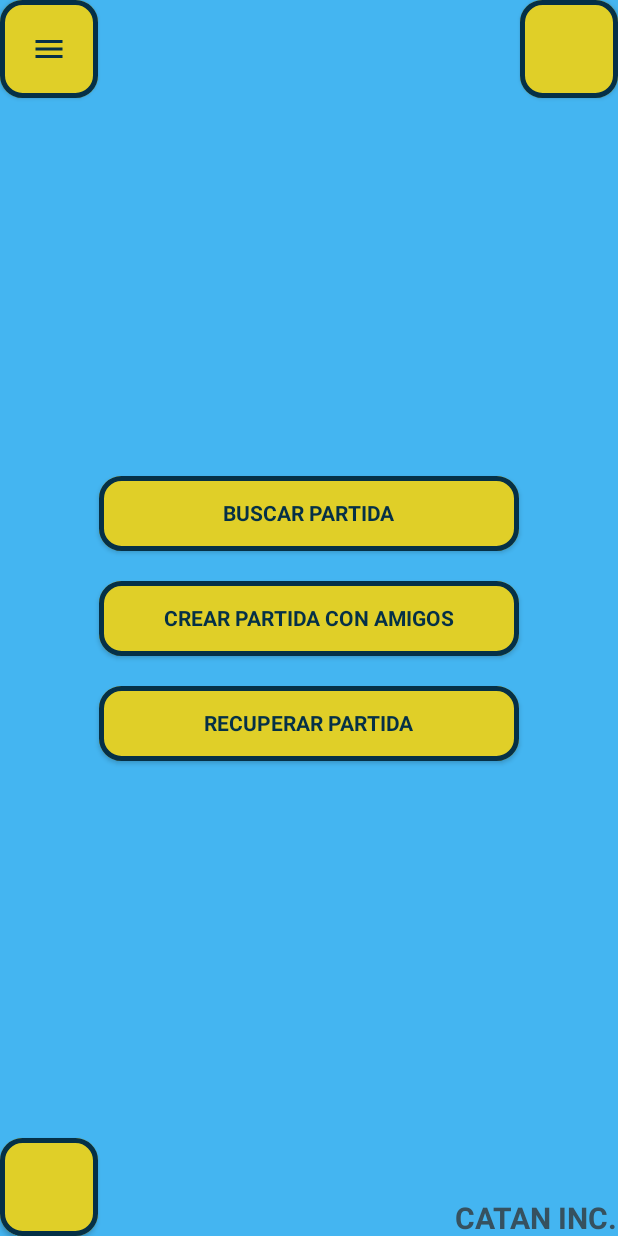
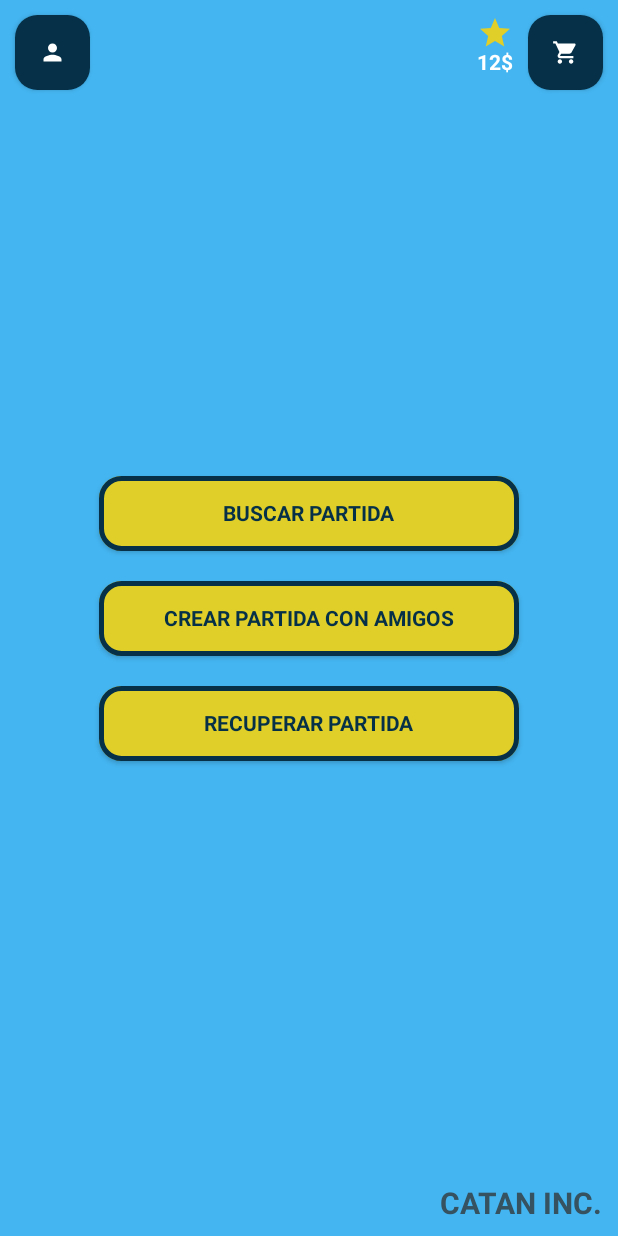
Before and after one commit to UNIZAR-30226-2023-06/android-kotlin, an Android app built with Jetpack Compose: the HomePage screen opened through its navigation route, on a phone screen of 412 x 824 dp. Run offline under Robolectric (Android 15) with nearby library versions, the light colour scheme and no system bars.

Commit message:
pantalla home y desplegable

```diff
--- a/app/src/main/java/com/example/mycatan/Home.kt
+++ b/app/src/main/java/com/example/mycatan/Home.kt
@@ -12,6 +12,9 @@ import androidx.compose.foundation.text.KeyboardOptions
 import androidx.compose.material.*
 import androidx.compose.material.icons.Icons
 import androidx.compose.material.icons.filled.Menu
+import androidx.compose.material.icons.filled.Person
+import androidx.compose.material.icons.filled.ShoppingCart
+import androidx.compose.material.icons.filled.Star
 import androidx.compose.runtime.*
 import androidx.compose.ui.Alignment
 import androidx.compose.ui.Modifier
@@ -37,7 +40,8 @@ fun HomePage(navController: NavHostController) {
 
     Box(modifier = Modifier
         .fillMaxSize()
-        .background(color = AzulClaro))
+        .background(color = AzulClaro)
+        .padding(10.dp, 10.dp, 10.dp, 10.dp))
     {
 
         //boton perfil
@@ -45,21 +49,21 @@ fun HomePage(navController: NavHostController) {
             onClick = { menuVisible =! menuVisible },
             modifier = Modifier
                 .align(Alignment.TopStart)
-                .width(65.dp)
-                .height(65.dp)
-                .border(
-                    width = 3.dp,
-                    color = AzulOscuro,
-                    shape = RoundedCornerShape(15.dp)
-                ),
+                .width(50.dp)
+                .height(50.dp),
                 //maybe padding o algo para que no  quede tan a a la  esquina
 
             shape = RoundedCornerShape(15.dp),
-            colors = ButtonDefaults.buttonColors(backgroundColor = Amarillo)
+            colors = ButtonDefaults.buttonColors(backgroundColor = AzulOscuro)
 
         ) {
             //imagen|icono
-            Icon(imageVector = Icons.Default.Menu, contentDescription = null, tint = AzulOscuro)
+            Icon(imageVector = Icons.Default.Person,
+                contentDescription = null,
+                tint = Blanco,
+                modifier = Modifier.width(50.dp)
+                    .height(50.dp)
+            )
 
         }
 
@@ -74,32 +78,55 @@ fun HomePage(navController: NavHostController) {
             )
         }
 
+        Box(
+            modifier = Modifier.fillMaxSize(),
+            contentAlignment = Alignment.TopEnd
+        ) {
+            Row(){
+                Column(){
+
+                    Icon(imageVector = Icons.Default.Star,
+                        contentDescription = null,
+                        tint = Amarillo)
+
+                    Text(
+                        text = "12$",
+                        style = TextStyle(
+                            color = Blanco,
+                            fontWeight = FontWeight.Bold
+                        )
+                    )
+                }
+
+                Spacer(modifier = Modifier.width(10.dp))
                 //boton tienda
                 Button(
                     onClick = { /*dirigira a la tienda */ },
                     modifier = Modifier
-                .align(Alignment.TopEnd )
-                .width(65.dp)
-                .height(65.dp)
-                .border(
-                    width = 3.dp,
-                    color = AzulOscuro,
-                    shape = RoundedCornerShape(15.dp)
-                ),
+                        .width(50.dp)
+                        .height(50.dp),
                     //maybe padding o algo para que no  quede tan a a la  esquina
 
                     shape = RoundedCornerShape(15.dp),
-            colors = ButtonDefaults.buttonColors(backgroundColor = Amarillo)
+                    colors = ButtonDefaults.buttonColors(backgroundColor = AzulOscuro)
 
                 ) {
                     //imagen|icono
+                    Icon(imageVector = Icons.Default.ShoppingCart,
+                        contentDescription = null,
+                        tint = Blanco,
+                        modifier = Modifier.width(50.dp)
+                            .height(50.dp))
 
+                }
+            }
 
         }
 
+
         //boton amigos
-        Button(
-            onClick = { /* cosas de los amigos*/ },
+        /*Button(
+            onClick = {  cosas de los amigos },
             modifier = Modifier
                 .align(Alignment.BottomStart )
                 .width(65.dp)
@@ -116,9 +143,7 @@ fun HomePage(navController: NavHostController) {
 
         ) {
             //imagen|icono
-
-
-        }
+        }*/
 
 
         Column(
--- a/app/src/main/java/com/example/mycatan/ui/theme/Color.kt
+++ b/app/src/main/java/com/example/mycatan/ui/theme/Color.kt
@@ -12,3 +12,4 @@ val Blanco = Color(0xFFFEFFFF)
 val AzulClaro = Color(0xFF44B5F1)
 val Amarillo = Color(0xFFE0CF28)
 val GrisAzulado = Color(0xFF36515F)
+val AzulMedio = Color(0xFF1C5775)
```
Also changed, not shown: app/src/main/java/com/example/mycatan/MenuScreen.kt (+60 -28 lines). Lines whose indentation alone changed are shown as unchanged.
